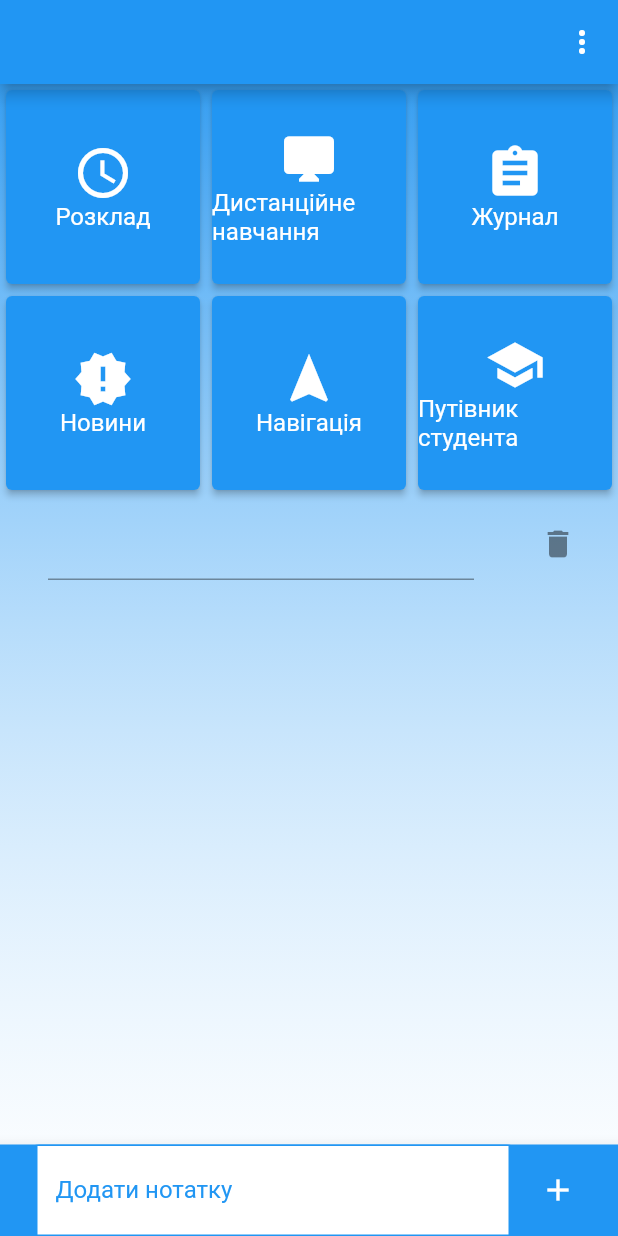
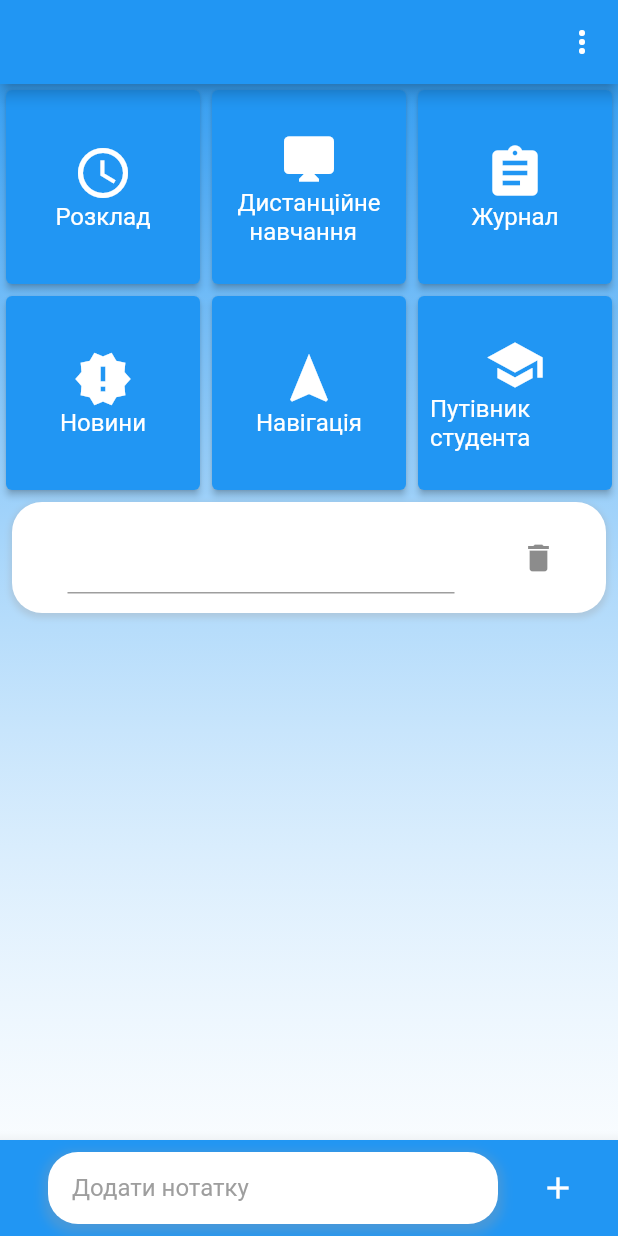
Before and after one commit to Exaster/ISA, a Flutter app: the screen it shows after launch, after a tap on the "add" icon, on a phone screen of 412 x 824 dp. Run offline on Flutter 3.47's test engine with Material 2 defaults, Android fonts, the light colour scheme and no system bars; our stand-ins replace shared_preferences; missing offline and left inert: flutter_custom_tabs.

Commit message:
aligned text central

```diff
--- a/lib/models/note.dart
+++ b/lib/models/note.dart
@@ -3,5 +3,4 @@ class Note {
 
   Note({required this.text});
 
-// You can add additional methods or properties here if needed.
 }
--- a/lib/screens/home_screen.dart
+++ b/lib/screens/home_screen.dart
@@ -13,12 +13,28 @@ class HomeScreen extends StatefulWidget {
 
 class _HomeScreenState extends State<HomeScreen> {
   final List<WebsiteItem> websiteItems = [
-    WebsiteItem(title: 'Розклад', url: 'https://asu.pnu.edu.ua/search-groups.html', icon: Icons.schedule),
-    WebsiteItem(title: 'Дистанційне навчання', url: 'https://d-learn.pro/', icon: Icons.desktop_mac),
-    WebsiteItem(title: 'Журнал', url: 'https://webportal.pnu.edu.ua/apps', icon: Icons.assignment),
-    WebsiteItem(title: 'Новини', url: 'https://pnu.edu.ua', icon: Icons.new_releases),
-    WebsiteItem(title: 'Навігація', url: 'https://city.dozor.tech/ua/iv-frankivsk/city', icon: Icons.navigation),
-    WebsiteItem(title: 'Путівник студента', url: 'https://pnu.edu.ua/studentam-2/', icon: Icons.school),
+    WebsiteItem(
+        title: 'Розклад',
+        url: 'https://asu.pnu.edu.ua/search-groups.html',
+        icon: Icons.schedule),
+    WebsiteItem(
+        title: 'Дистанційне\n'+'  навчання',
+        url: 'https://d-learn.pro/',
+        icon: Icons.desktop_mac),
+    WebsiteItem(
+        title: 'Журнал',
+        url: 'https://webportal.pnu.edu.ua/apps',
+        icon: Icons.assignment),
+    WebsiteItem(
+        title: 'Новини', url: 'https://pnu.edu.ua', icon: Icons.new_releases),
+    WebsiteItem(
+        title: 'Навігація',
+        url: 'https://city.dozor.tech/ua/iv-frankivsk/city',
+        icon: Icons.navigation),
+    WebsiteItem(
+        title: 'Путівник студента',
+        url: 'https://pnu.edu.ua/studentam-2/',
+        icon: Icons.school),
   ];
 
   String username = '';
@@ -49,13 +65,16 @@ class _HomeScreenState extends State<HomeScreen> {
 
   void saveNotes() async {
     final prefs = await SharedPreferences.getInstance();
-    await prefs.setStringList('notes', userNotes.map((note) => note.text).toList());
+    await prefs.setStringList(
+        'notes', userNotes.map((note) => note.text).toList());
   }
 
   void loadNotes() async {
     final prefs = await SharedPreferences.getInstance();
     setState(() {
-      userNotes = (prefs.getStringList('notes') ?? []).map((text) => Note(text: text)).toList();
+      userNotes = (prefs.getStringList('notes') ?? [])
+          .map((text) => Note(text: text))
+          .toList();
     });
   }
 
@@ -96,6 +115,8 @@ class _HomeScreenState extends State<HomeScreen> {
                 _showDialog('Аватар', 'In development rn😁');
               } else if (value == 'change_colors') {
                 _changeColors();
+              } else if (value == 'third_color_option') {
+                // Handle the third color option here
               }
             },
             itemBuilder: (BuildContext context) {
@@ -114,7 +135,10 @@ class _HomeScreenState extends State<HomeScreen> {
           gradient: LinearGradient(
             begin: Alignment.bottomCenter,
             end: Alignment.topCenter,
-            colors: [backgroundColor.withOpacity(0.3), headerColor.withOpacity(0.9)], // Ця ХРІНЬ ВІДПОВІДАЄ ЗА ГУСТИНУ КОЛЬОРІВ
+            colors: [
+              backgroundColor.withOpacity(0.3),
+              headerColor.withOpacity(0.9)
+            ], // Ця ХРІНЬ ВІДПОВІДАЄ ЗА ГУСТИНУ КОЛЬОРІВ
           ),
         ),
         child: Column(
@@ -126,12 +150,30 @@ class _HomeScreenState extends State<HomeScreen> {
                     crossAxisCount: 3,
                     childAspectRatio: 1.0,
                     shrinkWrap: true,
-                    children: websiteItems.map((item) => _buildTile(context, item)).toList(),
+                    children: websiteItems
+                        .map((item) => _buildTile(context, item))
+                        .toList(),
                   ),
                   ...userNotes.asMap().entries.map((entry) {
                     final index = entry.key;
                     final note = entry.value;
-                    return ListTile(
+                    return Container(
+                      margin:
+                          EdgeInsets.symmetric(horizontal: 8.0, vertical: 4.0),
+                      padding: EdgeInsets.all(5.0), // Reduce the padding here
+                      decoration: BoxDecoration(
+                        color: Colors.white,
+                        borderRadius: BorderRadius.circular(20.0),
+                        boxShadow: [
+                          BoxShadow(
+                            color: Colors.grey.withOpacity(0.3),
+                            spreadRadius: 1,
+                            blurRadius: 3,
+                            offset: Offset(0, 2),
+                          ),
+                        ],
+                      ),
+                      child: ListTile(
                         title: _buildNoteTextField(index, note),
                         trailing: IconButton(
                           icon: Icon(Icons.delete),
@@ -141,6 +183,7 @@ class _HomeScreenState extends State<HomeScreen> {
                             });
                             saveNotes();
                           },
+                        ),
                       ),
                     );
                   }).toList(),
@@ -176,7 +219,6 @@ class _HomeScreenState extends State<HomeScreen> {
     );
   }
 
-
   Widget _buildTile(BuildContext context, WebsiteItem item) {
     return GestureDetector(
       onTap: () {
@@ -185,14 +227,19 @@ class _HomeScreenState extends State<HomeScreen> {
       child: Card(
         color: Colors.blue,
         elevation: 2.0,
-        child: Center(
+        child: Container(
+          padding: const EdgeInsets.all(8.0),
+          alignment: Alignment.center, // Center the text horizontally and vertically
           child: Column(
             mainAxisSize: MainAxisSize.min,
             children: [
               Icon(item.icon, color: Colors.white, size: 40.0),
               Text(
                 item.title,
-                style: TextStyle(color: Colors.white, fontSize: 16.0),
+                style: TextStyle(
+                  color: Colors.white,
+                  fontSize: 16.0,
+                ),
               ),
             ],
           ),
@@ -200,6 +247,7 @@ class _HomeScreenState extends State<HomeScreen> {
       ),
     );
   }
+
 
   Widget _buildNoteTextField(int index, Note note) {
     return ListTile(
@@ -221,29 +269,34 @@ class _HomeScreenState extends State<HomeScreen> {
 
   Widget _buildNotesTextField() {
     return Container(
+      margin: EdgeInsets.symmetric(horizontal: 16.0, vertical: 8.0),
+      padding: EdgeInsets.symmetric(horizontal: 16.0),
       decoration: BoxDecoration(
-        border: Border.all(color: headerColor),
-        borderRadius: BorderRadius.circular(10.0),
+        color: Colors.white, // Set the background color to white
+        borderRadius: BorderRadius.circular(20.0), // Add rounded corners
+        boxShadow: [
+          BoxShadow(
+            color: Colors.grey.withOpacity(0.3),
+            spreadRadius: 3,
+            blurRadius: 5,
+            offset: Offset(0, 3), // Add a shadow for a modern look
           ),
-      child: Padding(
-        padding: const EdgeInsets.symmetric(horizontal: 8.0),
+        ],
+      ),
       child: TextField(
         controller: notesController,
         maxLines: null,
         decoration: InputDecoration(
           border: InputBorder.none,
-            labelText: 'Додати нотатку',
-            filled: true,
-            fillColor: Colors.white, // Set the background color
-            labelStyle: TextStyle(
+          hintText: 'Додати нотатку',
+          hintStyle: TextStyle(
             fontSize: 16.0,
-              color: headerColor,
+            color: Colors.grey,
           ),
         ),
         style: TextStyle(
           fontSize: 16.0,
-            color: headerColor,
-          ),
+          color: Colors.black, // You can change the text color
         ),
       ),
     );
--- a/lib/utils/color_picker.dart
+++ b/lib/utils/color_picker.dart
@@ -6,11 +6,13 @@ class ColorPicker extends StatelessWidget {
   final Function(Color) onHeaderColorSelected;
   final Function(Color) onBackgroundColorSelected;
 
+
   ColorPicker({
     required this.headerColor,
     required this.backgroundColor,
     required this.onHeaderColorSelected,
     required this.onBackgroundColorSelected,
+
   });
 
   @override
```
Lines whose indentation alone changed are shown as unchanged.
